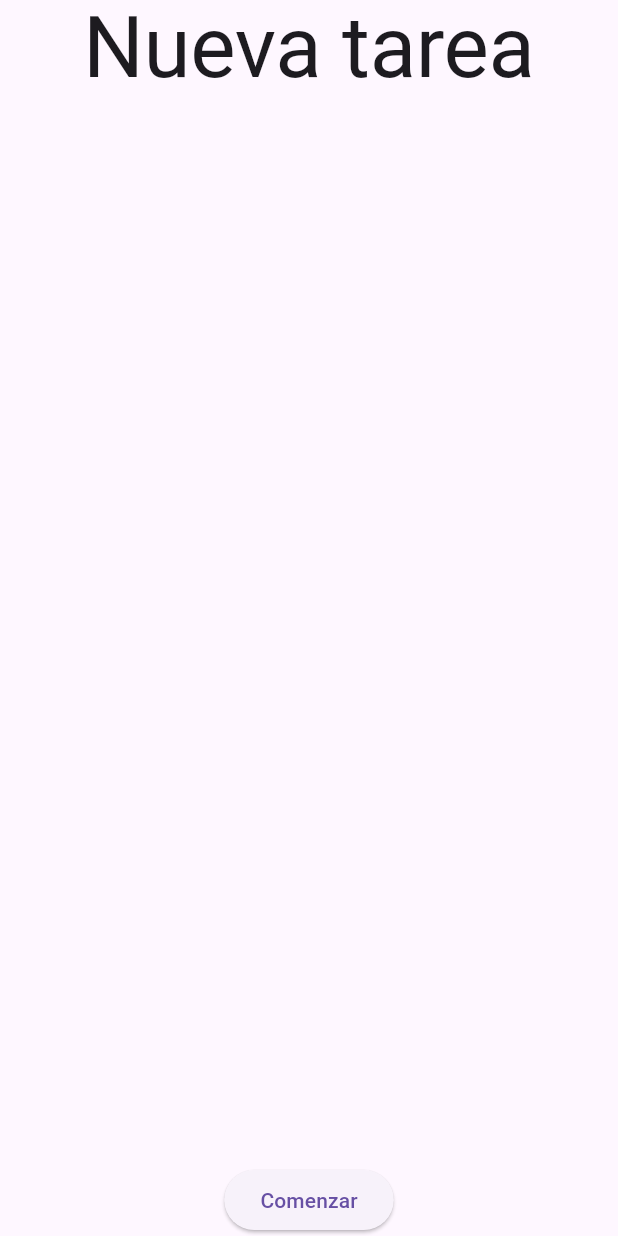
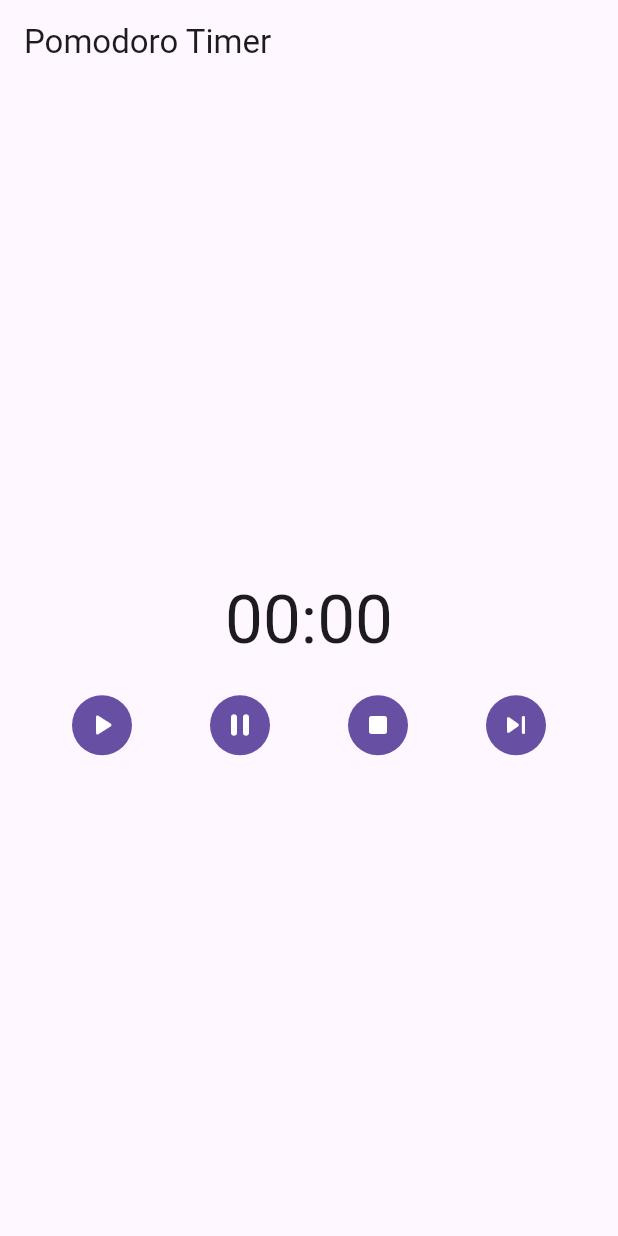
Before and after one commit to AlanTyping/pomodoro_flutter, a Flutter app: the screen it shows after launch, on a phone screen of 412 x 824 dp. Run offline on Flutter 3.47's test engine with Material 3 defaults, Android fonts, the phone set to English and light mode, and no system bars; our stand-ins replace flutter_bloc, freezed_annotation.

Commit message:
feat: :sparkles: Create the timer Pomodoro Bloc
Just the timer and Pause Events, still needs completion

```diff
--- /dev/null
+++ b/devtools_options.yaml
@@ -0,0 +1,3 @@
+description: This file stores settings for Dart & Flutter DevTools.
+documentation: https://docs.flutter.dev/tools/devtools/extensions#configure-extension-enablement-states
+extensions:
--- /dev/null
+++ b/lib/feature/pomodoro/presentation/bloc/pomodoro_bloc.dart
@@ -0,0 +1,61 @@
+import 'dart:async';
+
+import 'package:flutter_bloc/flutter_bloc.dart';
+import 'package:pomodoro_flutter/feature/pomodoro/presentation/bloc/pomodoro_event.dart';
+import 'package:pomodoro_flutter/feature/pomodoro/presentation/bloc/pomodoro_state.dart';
+import 'package:pomodoro_flutter/feature/task/domain/entities/task_entities.dart';
+
+final class PomodoroBloc extends Bloc<PomodoroEvent, PomodoroState> {
+  static const Duration _workDuration = Duration(minutes: 25);
+  static const Duration _restMinutes = Duration(minutes: 5);
+
+  StreamSubscription<int>? _streamSubscription;
+
+  PomodoroBloc() : super(PomodoroState.initial()) {
+    on<StartPomodoro>(_onStart);
+    on<TickPomodoro>(_onTick);
+    on<PausePomodoro>(_onPaused);
+  }
+
+  Cycle get _getNextCycle => switch (state.cycle) {
+    Cycle.first => Cycle.second,
+    Cycle.second => Cycle.third,
+    Cycle.third => Cycle.fourth,
+    Cycle.fourth => Cycle.first,
+  };
+
+  void _onStart(StartPomodoro event, Emitter<PomodoroState> emit) {
+    emit(state.copyWith(isRunning: true));
+
+    _streamSubscription?.cancel();
+
+    _streamSubscription = _timerStream(
+      state.timer.inSeconds,
+    ).listen((value) => add(TickPomodoro(value)));
+  }
+
+  void _onTick(TickPomodoro event, Emitter<PomodoroState> emit) {
+    final isTimerCompleted =
+        event.currentSeconds ==
+        (state.isResting ? _restMinutes : _workDuration).inSeconds;
+
+    emit(
+      isTimerCompleted
+          ? state.copyWith(
+            isResting: !state.isResting,
+            cycle: state.isResting ? _getNextCycle : state.cycle,
+          )
+          : state.copyWith(timer: Duration(seconds: event.currentSeconds)),
+    );
+  }
+
+  void _onPaused(PausePomodoro event, Emitter<PomodoroState> emit) {
+    _streamSubscription?.pause();
+    emit(state.copyWith(isRunning: false));
+  }
+
+  Stream<int> _timerStream(int durationInSeconds) => Stream.periodic(
+    const Duration(seconds: 1),
+    (second) => second,
+  ).take(durationInSeconds);
+}
--- /dev/null
+++ b/lib/feature/pomodoro/presentation/bloc/pomodoro_event.dart
@@ -0,0 +1,14 @@
+import 'package:freezed_annotation/freezed_annotation.dart';
+
+part 'pomodoro_event.freezed.dart';
+
+@freezed
+sealed class PomodoroEvent with _$PomodoroEvent {
+  const factory PomodoroEvent.start() = StartPomodoro;
+  const factory PomodoroEvent.pause() = PausePomodoro;
+  const factory PomodoroEvent.resume() = ResumePomodoro;
+  const factory PomodoroEvent.stop() = StopPomodoro;
+  const factory PomodoroEvent.skipCycle() = SkipCyclePomodoro;
+  const factory PomodoroEvent.updateTitle(String title) = UpdateTitlePomodoro;
+  const factory PomodoroEvent.tick(int currentSeconds) = TickPomodoro;
+}
--- /dev/null
+++ b/lib/feature/pomodoro/presentation/bloc/pomodoro_state.dart
@@ -0,0 +1,22 @@
+import 'package:freezed_annotation/freezed_annotation.dart';
+import 'package:pomodoro_flutter/feature/task/domain/entities/task_entities.dart';
+
+part 'pomodoro_state.freezed.dart';
+
+@freezed
+abstract class PomodoroState with _$PomodoroState {
+  const factory PomodoroState({
+    String? title,
+    required Cycle cycle,
+    required Duration timer,
+    required bool isRunning,
+    @Default(false) bool isResting,
+  }) = _PomodoroState;
+
+  factory PomodoroState.initial() => const PomodoroState(
+    title: null,
+    cycle: Cycle.first,
+    timer: Duration.zero,
+    isRunning: false,
+  );
+}
--- a/lib/feature/pomodoro/presentation/screen/pomodoro_page.dart
+++ b/lib/feature/pomodoro/presentation/pages/pomodoro_page.dart
@@ -1,7 +1,10 @@
 import 'package:flutter/material.dart';
 import 'package:flutter_bloc/flutter_bloc.dart';
-import 'package:pomodoro_flutter/feature/pomodoro/presentation/providers/pomodoro_cubit.dart';
-import 'package:pomodoro_flutter/feature/pomodoro/presentation/providers/pomodoro_state.dart';
+import 'package:pomodoro_flutter/feature/pomodoro/presentation/bloc/pomodoro_bloc.dart';
+import 'package:pomodoro_flutter/feature/pomodoro/presentation/widgets/timer_text.dart';
+
+import '../bloc/pomodoro_state.dart';
+import '../bloc/pomodoro_event.dart';
 
 part 'pomodoro_view.dart';
 
@@ -11,7 +14,7 @@ class PomodoroPage extends StatelessWidget {
   @override
   Widget build(BuildContext context) {
     return BlocProvider(
-      create: (context) => PomodoroCubit(),
+      create: (context) => PomodoroBloc(),
       child: _PomodoroView(),
     );
   }
--- /dev/null
+++ b/lib/feature/pomodoro/presentation/pages/pomodoro_view.dart
@@ -0,0 +1,45 @@
+part of 'pomodoro_page.dart';
+
+class _PomodoroView extends StatelessWidget {
+  @override
+  Widget build(BuildContext context) {
+    return Scaffold(
+      appBar: AppBar(title: const Text('Pomodoro Timer')),
+      body: Column(
+        spacing: 5,
+        mainAxisAlignment: MainAxisAlignment.center,
+        crossAxisAlignment: CrossAxisAlignment.center,
+        children: [
+          const Padding(padding: EdgeInsets.all(15.0), child: TimerText()),
+          BlocBuilder<PomodoroBloc, PomodoroState>(
+            builder: (context, state) {
+              final bloc = context.read<PomodoroBloc>();
+
+              return Row(
+                mainAxisAlignment: MainAxisAlignment.spaceEvenly,
+                children: [
+                  IconButton.filled(
+                    icon: const Icon(Icons.play_arrow_rounded),
+                    onPressed: () => bloc.add(const PomodoroEvent.start()),
+                  ),
+                  IconButton.filled(
+                    icon: const Icon(Icons.pause_rounded),
+                    onPressed: () => bloc.add(const PomodoroEvent.pause()),
+                  ),
+                  IconButton.filled(
+                    icon: const Icon(Icons.stop_rounded),
+                    onPressed: () => bloc.add(const PomodoroEvent.stop()),
+                  ),
+                  IconButton.filled(
+                    icon: const Icon(Icons.skip_next_rounded),
+                    onPressed: () => bloc.add(const PomodoroEvent.skipCycle()),
+                  ),
+                ],
+              );
+            },
+          ),
+        ],
+      ),
+    );
+  }
+}
--- a/lib/feature/pomodoro/presentation/providers/cubit.dart
+++ /dev/null
@@ -1,2 +0,0 @@
-export 'pomodoro_cubit.dart';
-export 'pomodoro_state.dart';
--- a/lib/feature/pomodoro/presentation/providers/pomodoro_state.dart
+++ /dev/null
@@ -1,30 +0,0 @@
-import 'package:pomodoro_flutter/feature/task/domain/entities/task_entities.dart';
-
-sealed class PomodoroState {}
-
-final class PomodoroInitialState extends PomodoroState {}
-
-final class PomodoroStartState extends PomodoroState {
-  final Task task;
-
-  PomodoroStartState({required this.task});
-}
-
-final class PomodoroRunningState extends PomodoroState {
-  final int currentSeconds;
-  final Task task;
-
-  PomodoroRunningState({required this.currentSeconds, required this.task});
-}
-
-final class PomodoroPausedState extends PomodoroState {
-  final int currentSeconds;
-  final String title;
-  final Task task;
-
-  PomodoroPausedState(
-    this.task, {
-    required this.currentSeconds,
-    required this.title,
-  });
-}
--- a/lib/feature/pomodoro/presentation/screen/pomodoro_view.dart
+++ /dev/null
@@ -1,59 +0,0 @@
-part of 'pomodoro_page.dart';
-
-class _PomodoroView extends StatelessWidget {
-  const _PomodoroView({super.key});
-
-  @override
-  Widget build(BuildContext context) {
-    return Scaffold(
-      body: Center(
-        child: BlocBuilder<PomodoroCubit, PomodoroState>(
-          builder: (context, PomodoroState state) {
-            final cubit = context.read<PomodoroCubit>();
-            final buttons = Row(
-              children: [
-                IconButton(
-                  onPressed: cubit.onStart,
-                  icon: Icon(Icons.play_arrow),
-                ),
-                IconButton(onPressed: cubit.onPaused, icon: Icon(Icons.pause)),
-                IconButton(onPressed: cubit.onCancel, icon: Icon(Icons.stop)),
-                IconButton(
-                  onPressed: cubit.onSkipCycle,
-                  icon: Icon(Icons.skip_next),
-                ),
-              ],
-            );
-
-            switch (state) {
-              case PomodoroInitialState():
-                return Column(
-                  children: [
-                    Expanded(
-                      child: Text(
-                        "Nueva tarea",
-                        style: Theme.of(context).textTheme.displayLarge,
-                      ),
-                    ),
-                    ElevatedButton(
-                      onPressed: cubit.onStart,
-                      child: Text("Comenzar"),
-                    ),
-                  ],
-                );
-              case PomodoroStartState():
-                return ColoredBox(
-                  color: Colors.amber,
-                  child: Column(children: [Text(state.task.title), buttons]),
-                );
-              case PomodoroRunningState():
-                return Column(children: [Text(state.task.title), buttons]);
-              case PomodoroPausedState():
-                return Column(children: [Text(state.task.title), buttons]);
-            }
-          },
-        ),
-      ),
-    );
-  }
-}
--- /dev/null
+++ b/lib/feature/pomodoro/presentation/widgets/timer_text.dart
@@ -0,0 +1,24 @@
+import 'package:flutter/material.dart';
+import 'package:flutter_bloc/flutter_bloc.dart';
+import 'package:pomodoro_flutter/feature/pomodoro/presentation/bloc/pomodoro_bloc.dart';
+
+class TimerText extends StatelessWidget {
+  const TimerText({super.key});
+
+  @override
+  Widget build(BuildContext context) {
+    final duration = context.select((PomodoroBloc bloc) => bloc.state.timer);
+
+    return Text(
+      _formatDuration(duration),
+      style: Theme.of(context).textTheme.displayMedium,
+    );
+  }
+
+  String _formatDuration(Duration duration) {
+    String twoDigits(int n) => n.toString().padLeft(2, '0');
+    final minutes = twoDigits(duration.inMinutes.remainder(60));
+    final seconds = twoDigits(duration.inSeconds.remainder(60));
+    return '$minutes:$seconds';
+  }
+}
--- a/lib/feature/task/domain/entities/task_entities.dart
+++ b/lib/feature/task/domain/entities/task_entities.dart
@@ -1,3 +1,5 @@
+enum Cycle { first, second, third, fourth }
+
 class Task {
   final int? id;
   final String title;
@@ -5,7 +7,7 @@ class Task {
   final bool completed;
   final Cycle cycle;
 
-  Task({
+  const Task({
     this.id,
     required this.title,
     required this.date,
@@ -13,5 +15,3 @@ class Task {
     required this.cycle,
   });
 }
-
-enum Cycle { first, second, third, fourth }
--- a/lib/main.dart
+++ b/lib/main.dart
@@ -1,5 +1,5 @@
 import 'package:flutter/material.dart';
-import 'package:pomodoro_flutter/feature/pomodoro/presentation/screen/pomodoro_page.dart';
+import 'package:pomodoro_flutter/feature/pomodoro/presentation/pages/pomodoro_page.dart';
 
 void main() {
   WidgetsFlutterBinding.ensureInitialized();
```
Also changed, not shown: analysis_options.yaml (+18 -0 lines), build.yaml (added, +13 -0 lines), lib/feature/pomodoro/presentation/providers/pomodoro_cubit.dart (deleted, +0 -28 lines), pubspec.yaml (+5 -2 lines), lib/feature/pomodoro/presentation/bloc/pomodoro_event.freezed.dart (added), lib/feature/pomodoro/presentation/bloc/pomodoro_state.freezed.dart (added), pubspec.lock, 1 other file.
